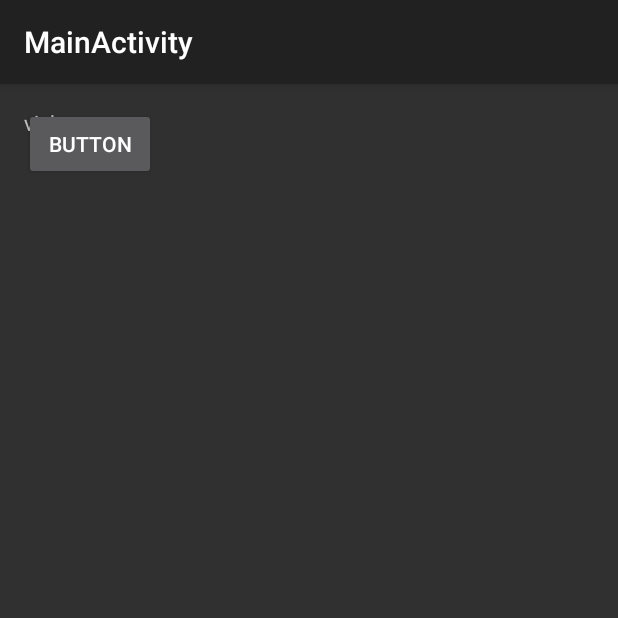
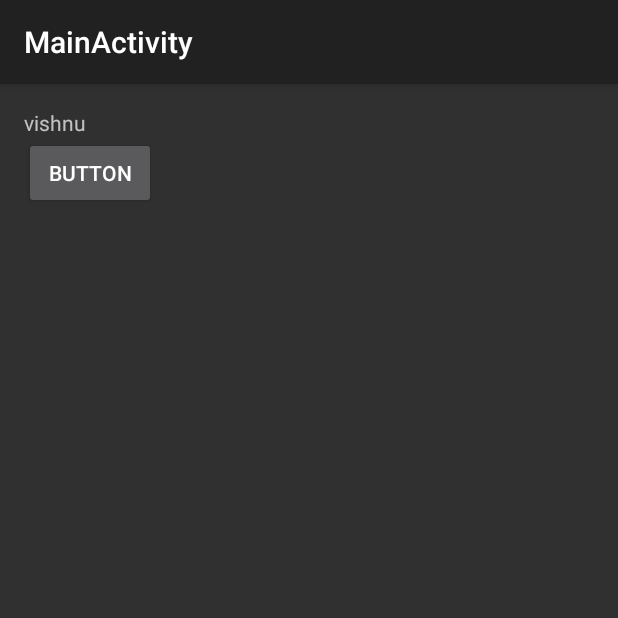
Before and after one commit to burntcookie90/GoogleIOTest, an Android app: the screen it shows after launch (MainActivity), on a phone screen of 412 x 824 dp, the top half of it. Run offline under Robolectric (Android 15) with nearby library versions, the phone set to English and light mode, and no system bars; our stand-ins replace data binding.

```diff
--- a/app/src/main/java/io/dwak/googleiotest/main/MainActivity.java
+++ b/app/src/main/java/io/dwak/googleiotest/main/MainActivity.java
@@ -2,17 +2,18 @@ package io.dwak.googleiotest.main;
 
 import android.databinding.DataBindingUtil;
 import android.os.Bundle;
-import android.widget.Toast;
+import android.view.View;
 
 import io.dwak.googleiotest.R;
-import io.dwak.googleiotest.databinding.ActivityMainBinding;
+import io.dwak.googleiotest.databinding.MainActivityBinding;
 import io.dwak.googleiotest.model.User;
 import io.dwak.googleiotest.view.MainView;
 import io.dwak.mvp_java.MvpActivity;
 
 public class MainActivity extends MvpActivity<MainPresenterImpl> implements MainView {
 
-    private ActivityMainBinding mBinding;
+    private MainActivityBinding mBinding;
+    private int counter = 0;
 
     @Override
     protected Class<MainPresenterImpl> getPresenterClass() {
@@ -27,16 +28,19 @@ public class MainActivity extends MvpActivity<MainPresenterImpl> implements Main
     @Override
     protected void onCreate(Bundle savedInstanceState) {
         super.onCreate(savedInstanceState);
-        mBinding = DataBindingUtil.setContentView(this, R.layout.activity_main);
+        mBinding = DataBindingUtil.setContentView(this, R.layout.main_activity);
         getPresenter().getUser();
+
+        mBinding.button.setOnClickListener(new View.OnClickListener() {
+            @Override
+            public void onClick(View v) {
+                getPresenter().updateUser("dohohdw" + counter++);
+            }
+        });
     }
 
     @Override
     public void displayUser(User user) {
         mBinding.setUser(user);
     }
-
-    public void onButtonClick(){
-        Toast.makeText(this, "oewfawohf", Toast.LENGTH_SHORT).show();
-    }
 }
--- a/app/src/main/java/io/dwak/googleiotest/main/MainPresenterImpl.java
+++ b/app/src/main/java/io/dwak/googleiotest/main/MainPresenterImpl.java
@@ -6,8 +6,17 @@ import io.dwak.googleiotest.view.MainView;
 import io.dwak.mvp_java.AbstractPresenter;
 
 public class MainPresenterImpl extends AbstractPresenter<MainView> implements MainPresenter {
+
+    private User mUser;
+
     @Override
     public void getUser() {
-        getView().displayUser(new User("vishnu"));
+        mUser = new User("vishnu");
+        getView().displayUser(mUser);
+    }
+
+    @Override
+    public void updateUser(String name) {
+        mUser.setName(name);
     }
 }
--- a/app/src/main/java/io/dwak/googleiotest/model/User.java
+++ b/app/src/main/java/io/dwak/googleiotest/model/User.java
@@ -1,9 +1,24 @@
 package io.dwak.googleiotest.model;
 
-public class User {
-    public String name;
+import android.databinding.BaseObservable;
+import android.databinding.Bindable;
+
+import io.dwak.googleiotest.BR;
+
+public class User extends BaseObservable{
+    private String name;
 
     public User(String name) {
         this.name = name;
     }
+
+    @Bindable
+    public String getName() {
+        return name;
+    }
+
+    public void setName(String name) {
+        this.name = name;
+        notifyPropertyChanged(BR.name);
+    }
 }
--- a/app/src/main/java/io/dwak/googleiotest/presenter/MainPresenter.java
+++ b/app/src/main/java/io/dwak/googleiotest/presenter/MainPresenter.java
@@ -2,4 +2,5 @@ package io.dwak.googleiotest.presenter;
 
 public interface MainPresenter {
     void getUser();
+    void updateUser(String name);
 }
--- a/app/src/main/res/layout/activity_main.xml
+++ b/app/src/main/res/layout/main_activity.xml
@@ -2,6 +2,10 @@
 <layout xmlns:android="http://schemas.android.com/apk/res/android">
 
     <data>
+
+        <variable
+            name="activity"
+            type="io.dwak.googleiotest.main.MainActivity"/>
 
         <variable
             name="user"
@@ -20,11 +24,14 @@
         tools:context="io.dwak.googleiotest.main.MainActivity">
 
         <TextView
+            android:id="@+id/user_name"
             android:layout_width="wrap_content"
             android:layout_height="wrap_content"
             android:text="@{user.name}"/>
 
         <Button
+            android:id="@+id/button"
+            android:layout_below="@id/user_name"
             android:text="Button"
             android:layout_width="wrap_content"
             android:layout_height="wrap_content"/>
```
